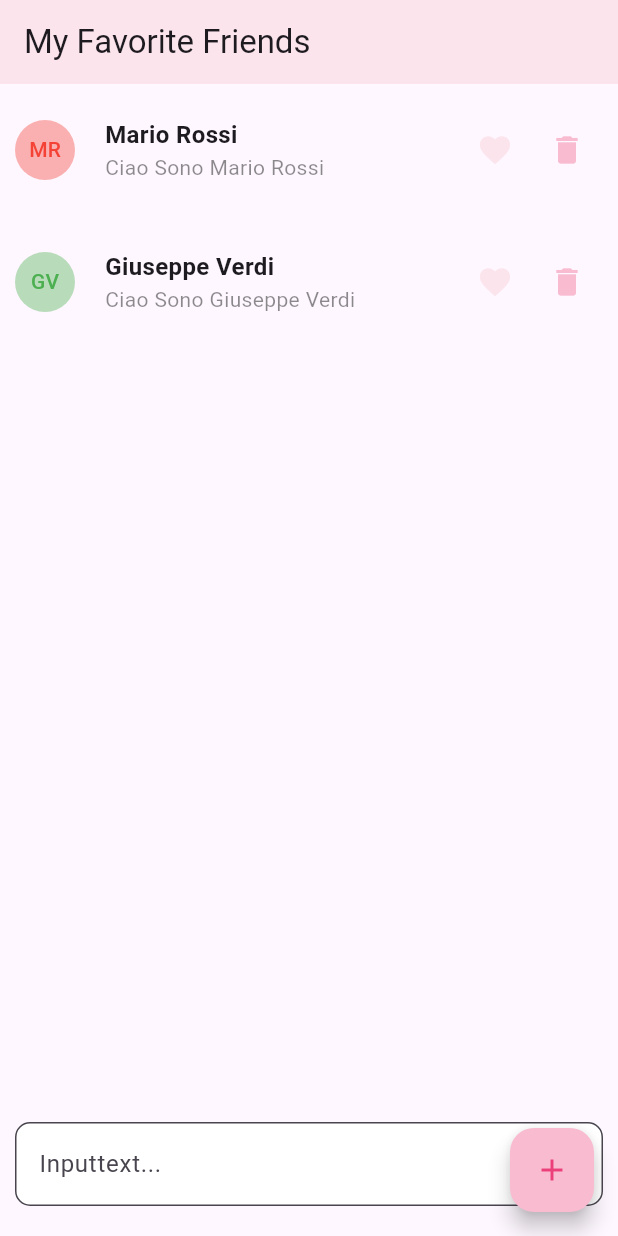
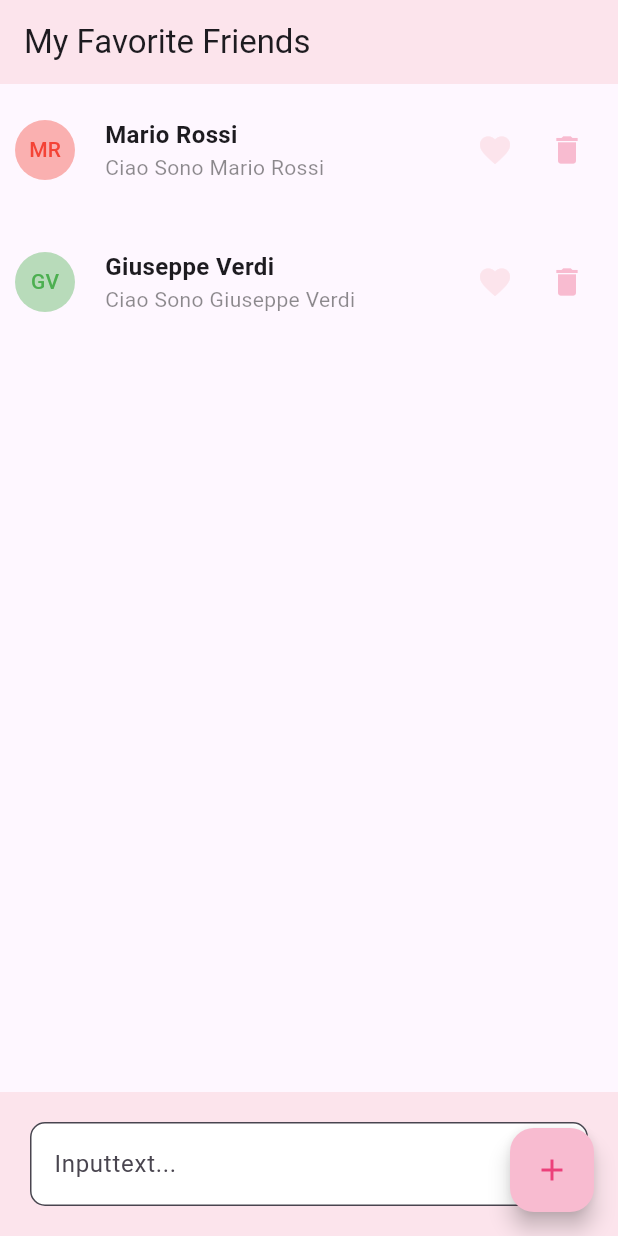
Before and after one commit to didebbo/first_flutter_app, a Flutter app: the screen it shows after launch, on a phone screen of 412 x 824 dp. Run offline on Flutter 3.47's test engine with Material 3 defaults, Android fonts, the phone set to English and light mode, and no system bars; our stand-ins replace logger.

Commit message:
padding input

```diff
--- a/lib/Pages/HomePage/view.dart
+++ b/lib/Pages/HomePage/view.dart
@@ -54,8 +54,8 @@ class _HomePage extends State<HomePageView> {
         right: 0,
         left: 0,
         child: Container(
-            padding: EdgeInsets.symmetric(vertical: 20, horizontal: 10),
-            color: Colors.transparent,
+            padding: EdgeInsets.all(20),
+            color: widget.viewModel.appBarColor,
             alignment: Alignment.center,
             child: const TextField(
                 decoration: InputDecoration(
```
